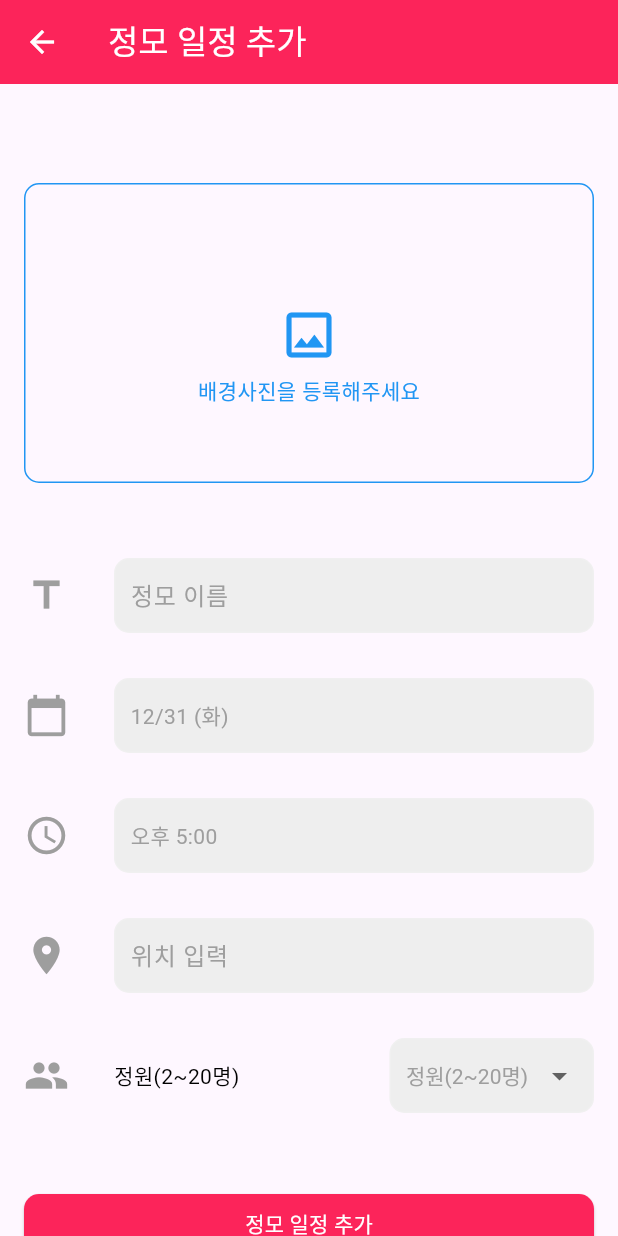
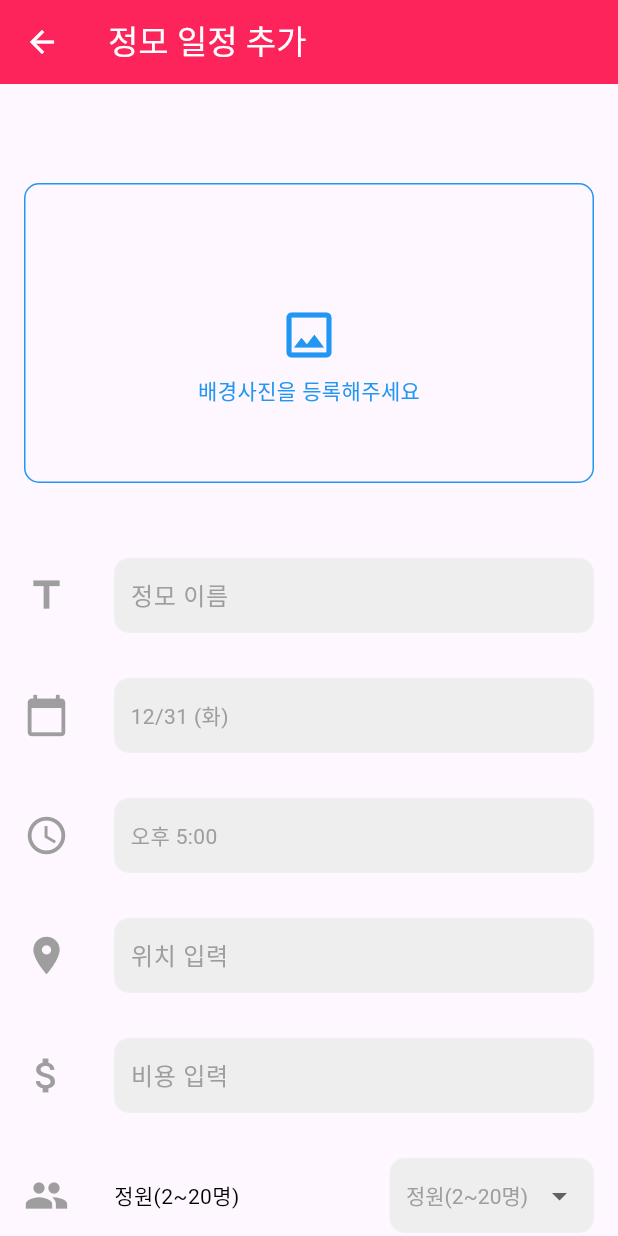
Before and after one commit to kuuujin/explosion, a Flutter app: the AddMeeting screen opened directly, on a phone screen of 412 x 824 dp. Run offline on Flutter 3.47's test engine with Material 3 defaults, Android fonts, the light colour scheme and no system bars; our stand-ins replace flutter_secure_storage, image_picker; accounts and stored records are empty.

Commit message:
AddMeeting.dart

```diff
--- a/boweuri/lib/AddMeeting.dart
+++ b/boweuri/lib/AddMeeting.dart
@@ -271,6 +271,7 @@ class _AddMeetingState extends State<AddMeeting> {
   XFile? _image;
   String title ='';
   String place = '';
+  String pay = '';
 
   final ImagePicker _picker = ImagePicker(); // ImagePicker 인스턴스 생성
 
@@ -389,6 +390,12 @@ class _AddMeetingState extends State<AddMeeting> {
             _buildTextField(Icons.location_on, '위치 입력', (value) {
               setState(() {
                 place = value; // 사용자 입력 업데이트
+              });
+            }),
+            SizedBox(height: 30),
+            _buildTextField(Icons.attach_money, '비용 입력', (value) {
+              setState(() {
+                pay = value; // 사용자 입력 업데이트
               });
             }),
             SizedBox(height: 30),
```
